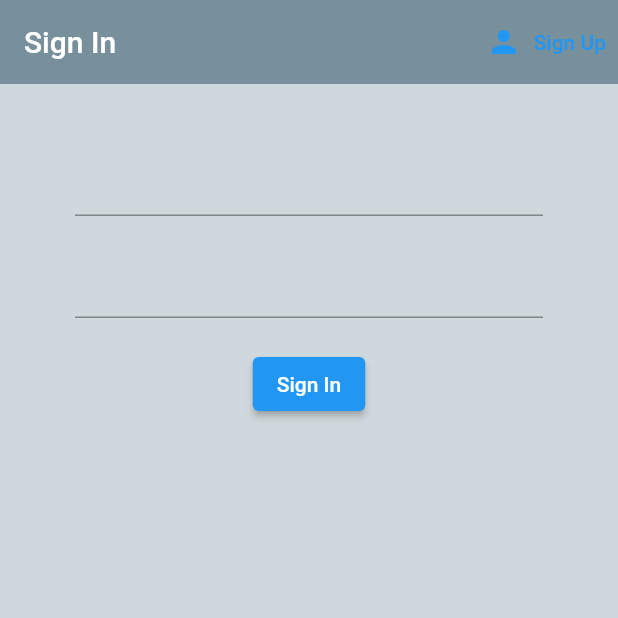
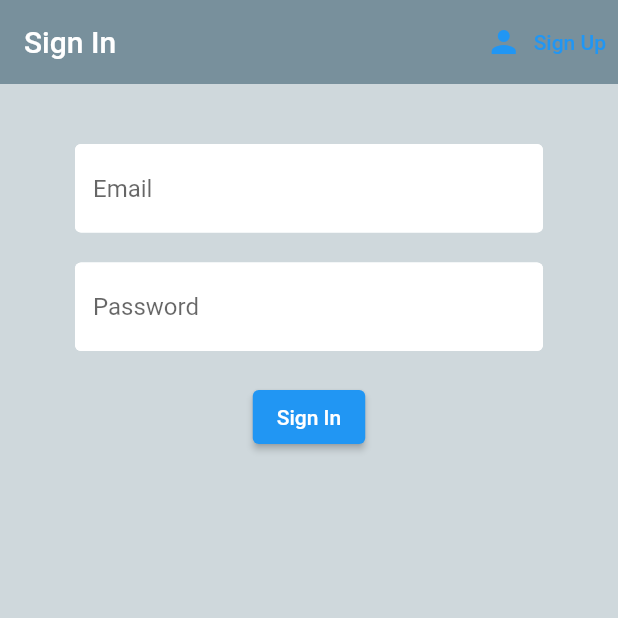
Before and after one commit to andikabahari/flutter-firebase, a Flutter app: the screen it shows after launch, on a phone screen of 412 x 824 dp, the top half of it. Run offline on Flutter 3.47's test engine with Material 2 defaults, Android fonts, the phone set to English and light mode, and no system bars; our stand-ins replace firebase_auth, firebase_core; accounts and stored records are empty.

Commit message:
text input decoration

```diff
--- a/lib/screens/authenticate/sign_in.dart
+++ b/lib/screens/authenticate/sign_in.dart
@@ -1,6 +1,7 @@
 import 'package:flutter/material.dart';
 import 'package:flutter_firebase/models/my_user.dart';
 import 'package:flutter_firebase/services/auth.dart';
+import 'package:flutter_firebase/shared/constants.dart';
 
 class SignIn extends StatefulWidget {
   final Function toggleView;
@@ -43,11 +44,13 @@ class _SignInState extends State<SignIn> {
             children: <Widget>[
               SizedBox(height: 20.0),
               TextFormField(
+                decoration: textInputDecoration.copyWith(hintText: 'Email'),
                 validator: (val) => val!.isEmpty ? 'Enter an email.' : null,
                 onChanged: (val) => setState(() => email = val),
               ),
               SizedBox(height: 20.0),
               TextFormField(
+                decoration: textInputDecoration.copyWith(hintText: 'Password'),
                 obscureText: true,
                 validator: (val) =>
                     val!.length < 6 ? 'Enter a password 6+ chars long.' : null,
--- a/lib/screens/authenticate/sign_up.dart
+++ b/lib/screens/authenticate/sign_up.dart
@@ -1,6 +1,7 @@
 import 'package:flutter/material.dart';
 import 'package:flutter_firebase/models/my_user.dart';
 import 'package:flutter_firebase/services/auth.dart';
+import 'package:flutter_firebase/shared/constants.dart';
 
 class SignUp extends StatefulWidget {
   final Function toggleView;
@@ -43,11 +44,13 @@ class _SignUpState extends State<SignUp> {
             children: <Widget>[
               SizedBox(height: 20.0),
               TextFormField(
+                decoration: textInputDecoration.copyWith(hintText: 'Email'),
                 validator: (val) => val!.isEmpty ? 'Enter an email.' : null,
                 onChanged: (val) => setState(() => email = val),
               ),
               SizedBox(height: 20.0),
               TextFormField(
+                decoration: textInputDecoration.copyWith(hintText: 'Password'),
                 obscureText: true,
                 validator: (val) =>
                     val!.length < 6 ? 'Enter a password 6+ chars long.' : null,
--- /dev/null
+++ b/lib/shared/constants.dart
@@ -0,0 +1,18 @@
+import 'package:flutter/material.dart';
+
+const textInputDecoration = InputDecoration(
+  fillColor: Colors.white,
+  filled: true,
+  enabledBorder: OutlineInputBorder(
+    borderSide: BorderSide(
+      color: Colors.white,
+      width: 2.0,
+    ),
+  ),
+  focusedBorder: OutlineInputBorder(
+    borderSide: BorderSide(
+      color: Colors.white,
+      width: 2.0,
+    ),
+  ),
+);
```
